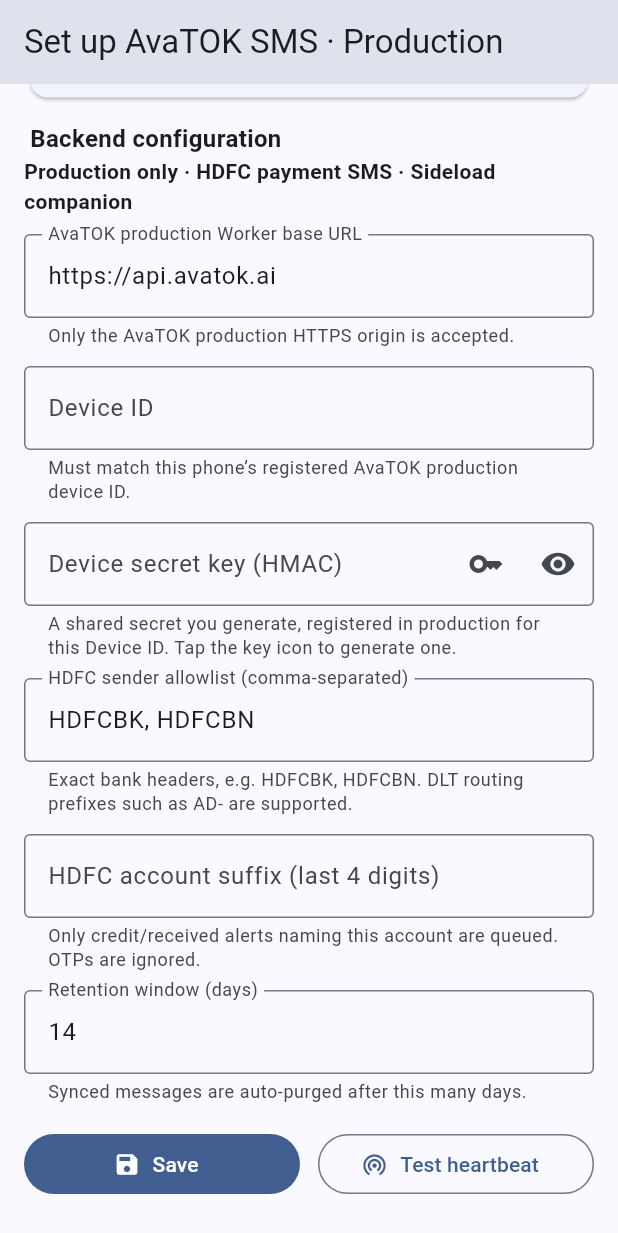
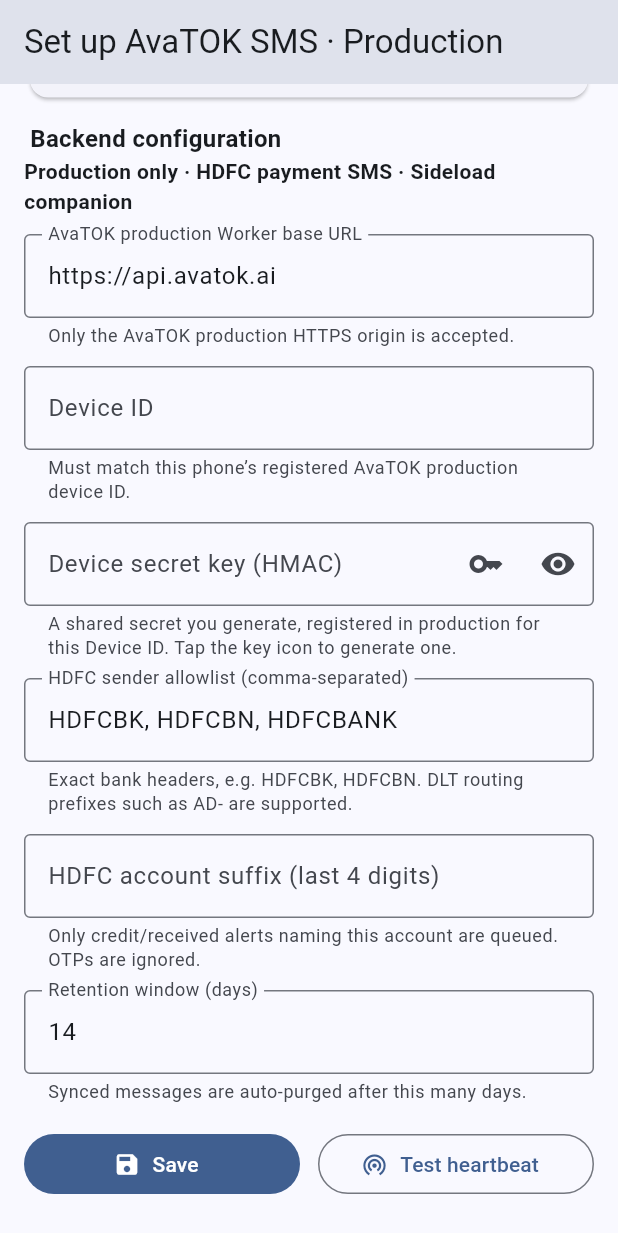
Before and after one commit to hdavy2002/upeo-sms-gateway, a Flutter app: the screen it shows after launch, scrolled down 354 dp, on a phone screen of 412 x 824 dp. Shown: the top 1233 px of the screen. Run offline on Flutter 3.47's test engine with Material 3 defaults, Android fonts, the phone set to English and light mode, and no system bars; our stand-ins replace battery_plus, connectivity_plus, dio, flutter_riverpod, flutter_secure_storage, package_info_plus and 2 more; missing offline and left inert: workmanager; accounts and stored records are empty; statements that could not run were skipped.

Commit message:
[HDFC-SMS-2] Accept HDFC sender family safely

```diff
--- a/lib/src/config/app_config.dart
+++ b/lib/src/config/app_config.dart
@@ -67,6 +67,8 @@
         r'^(?:[A-Z]{2}-)?(HDFC[A-Z0-9]{2,6})(?:-[SPTG])?$',
       ).firstMatch(value.trim().toUpperCase())?.group(1);
 
+  static const _supportedHdfcHeaders = {'HDFCBK', 'HDFCBN', 'HDFCBANK'};
+
   static String? validateAllowlist(List<String> values) =>
       values.isNotEmpty && values.every((v) => _bankHeader(v) != null)
           ? null : 'Enter exact HDFC sender headers, separated by commas';
@@ -81,7 +83,11 @@
   /// Case-insensitive exact HDFC header match; no wildcard/substring matches.
   bool senderAllowed(String sender) {
     final header = _bankHeader(sender);
-    return header != null && allowlist.any((v) => _bankHeader(v) == header);
+    // One configured HDFC header opts into the known HDFC sender family. This
+    // covers carrier/DLT variations such as JX-HDFCBK-S, VM-HDFCBN-T and
+    // HDFCBANK without allowing unrelated senders or arbitrary substrings.
+    return header != null && _supportedHdfcHeaders.contains(header) &&
+        allowlist.any((v) => _supportedHdfcHeaders.contains(_bankHeader(v)));
   }
 
   /// Conservative capture filter, NOT payment validation. The Worker must parse
--- a/lib/src/core/constants.dart
+++ b/lib/src/core/constants.dart
@@ -17,7 +17,7 @@
   static const String versionPath = '/api/app/version';
 
   // ----- Defaults -----
-  static const List<String> defaultAllowlist = ['HDFCBK', 'HDFCBN'];
+  static const List<String> defaultAllowlist = ['HDFCBK', 'HDFCBN', 'HDFCBANK'];
   static const int defaultRetentionDays = 14;
 
   // ----- Sync / retry policy -----
```
Also changed, not shown: 1 other file.
